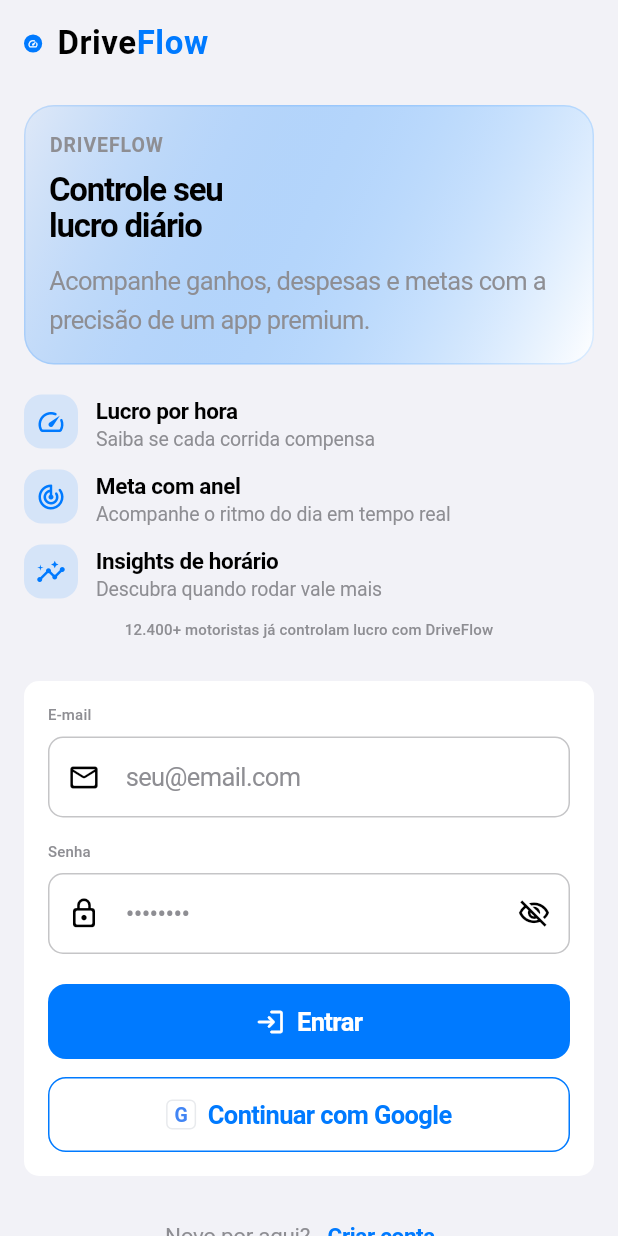
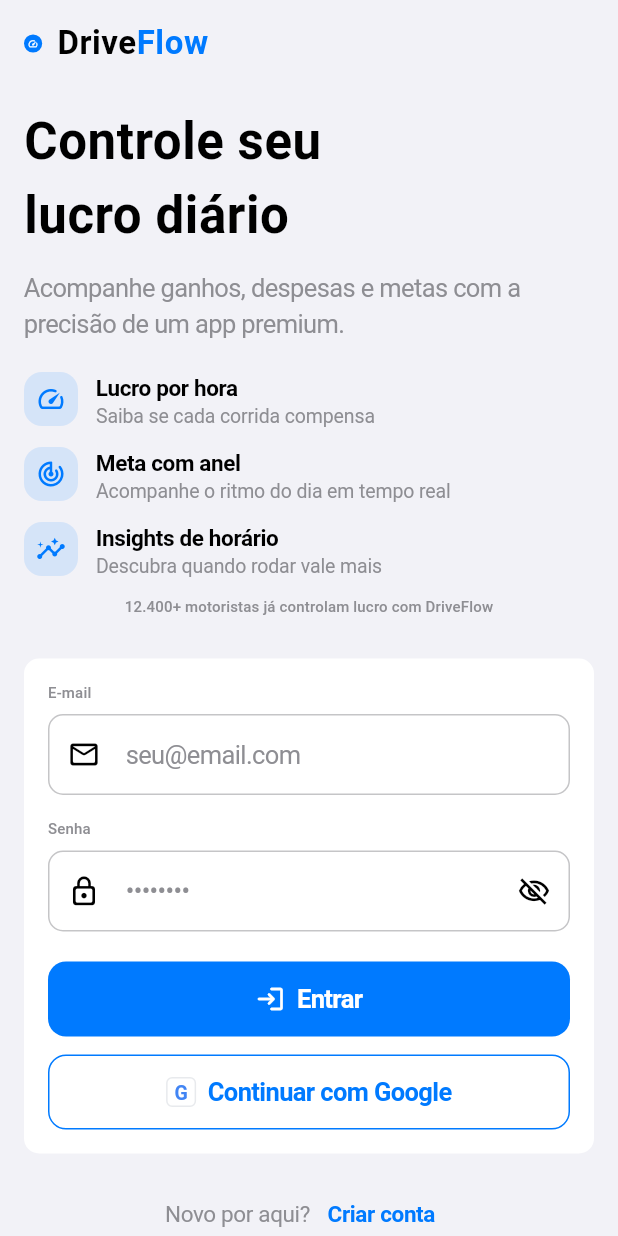
Before and after one commit to solerpedroo/driveflow, a Flutter app: the screen it shows after launch, on a phone screen of 412 x 824 dp. Run offline on Flutter 3.47's test engine with Material 3 defaults, Android fonts, the phone set to English and light mode, and no system bars; our stand-ins replace cached_network_image, connectivity_plus, dio, file_picker, fl_chart, flutter_hooks and 13 more; missing offline and left inert: google_mlkit_text_recognition; accounts and stored records are empty; statements that could not run were skipped.

Commit message:
feat(ui): auth layout grouped iOS
Co-authored-by: Pedro Henrique Contardi Soler <pedrocsoler@hotmail.com>

```diff
--- a/lib/features/authentication/presentation/widgets/auth_hero_layout.dart
+++ b/lib/features/authentication/presentation/widgets/auth_hero_layout.dart
@@ -1,14 +1,13 @@
 import 'package:flutter/material.dart';
 
 import '../../../../core/theme/app_colors.dart';
-import '../../../../core/theme/app_gradients.dart';
 import '../../../../core/theme/app_spacing.dart';
 import '../../../../core/theme/app_typography.dart';
 import '../../../../shared/widgets/design_system/df_card.dart';
 import '../../../../shared/widgets/driveflow_brand_logo.dart';
 import '../../../../shared/widgets/driveflow_gradient_background.dart';
 
-/// Layout auth editorial — headline premium + form card elevado.
+/// Layout auth estilo iOS — large title + form em grouped card.
 class AuthHeroLayout extends StatelessWidget {
   const AuthHeroLayout({
     required this.headline,
@@ -31,15 +30,14 @@ class AuthHeroLayout extends StatelessWidget {
 
   @override
   Widget build(BuildContext context) {
-    final theme = Theme.of(context);
-    final brightness = theme.brightness;
+    final brightness = Theme.of(context).brightness;
 
     return DriveFlowGradientBackground(
       child: Scaffold(
         backgroundColor: Colors.transparent,
         appBar: leading != null
             ? AppBar(
-                backgroundColor: Colors.transparent,
+                backgroundColor: AppColors.groupedBackground(brightness),
                 leading: leading,
               )
             : null,
@@ -65,40 +63,15 @@ class AuthHeroLayout extends StatelessWidget {
                         ),
                         const SizedBox(height: AppSpacing.xxl),
                       ],
-                      Container(
-                        padding: const EdgeInsets.all(AppSpacing.lg),
-                        decoration: BoxDecoration(
-                          borderRadius: BorderRadius.circular(20),
-                          gradient: AppGradients.heroCardAccent(brightness),
-                          border: Border.all(
-                            color: AppColors.brandBlue.withValues(alpha: 0.14),
-                          ),
-                        ),
-                        child: Column(
-                          crossAxisAlignment: CrossAxisAlignment.start,
-                          children: [
-                            Text(
-                              'DRIVEFLOW',
-                              style: AppTypography.labelCaps(brightness),
-                            ),
-                            const SizedBox(height: AppSpacing.sm),
                       Text(
                         headline,
-                              style: theme.textTheme.displaySmall?.copyWith(
-                                fontWeight: FontWeight.w700,
-                                letterSpacing: -0.8,
-                                height: 1.1,
-                              ),
+                        style: AppTypography.iosLargeTitle(brightness),
                       ),
                       const SizedBox(height: AppSpacing.md),
                       Text(
                         subtitle,
-                              style: theme.textTheme.bodyLarge?.copyWith(
-                                color: AppColors.secondaryLabel(theme),
-                                height: 1.5,
-                              ),
-                            ),
-                          ],
+                        style: AppTypography.iosBody(brightness).copyWith(
+                          color: const Color(0xFF8E8E93),
                         ),
                       ),
                       if (middleChild != null) ...[
@@ -106,10 +79,7 @@ class AuthHeroLayout extends StatelessWidget {
                         middleChild!,
                       ],
                       const SizedBox(height: AppSpacing.xxl),
-                      DfCard(
-                        variant: DfCardVariant.elevated,
-                        child: formChild,
-                      ),
+                      DfCard(child: formChild),
                       if (footer != null) ...[
                         const SizedBox(height: AppSpacing.lg),
                         footer!,
```
Lines whose indentation alone changed are shown as unchanged.
